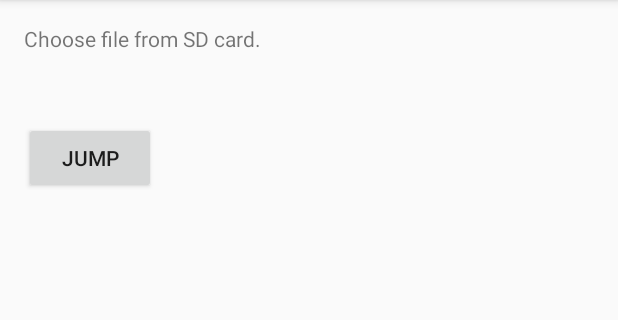
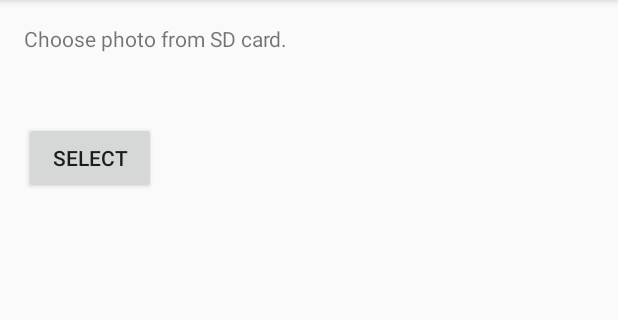
Before and after one commit to VikingWarlock/SDCardProject, an Android app: the screen it shows after launch (MainActivity), on a phone screen of 412 x 824 dp, the part 84-404 px from its top. Run offline under Robolectric (Android 15) with nearby library versions, the phone set to English and light mode, and no system bars; libraries missing offline, so code that uses them is left out: com.nostra13.universalimageloader; 2 statements that could not run were skipped.

Commit message:
I think I finish this project

```diff
--- a/app/src/main/java/com/example/vikingwarlock/sdcardproject/GridItem.java
+++ b/app/src/main/java/com/example/vikingwarlock/sdcardproject/GridItem.java
@@ -1,10 +1,12 @@
 package com.example.vikingwarlock.sdcardproject;
+
+import java.io.Serializable;
 
 /**
  * Created by vikingwarlock on 16-9-23.
  * This is a class that represent a grid item
  */
-public class GridItem {
+public class GridItem implements Serializable{
     public String filepath;
     public String filename;
 }
--- a/app/src/main/res/layout/activity_main.xml
+++ b/app/src/main/res/layout/activity_main.xml
@@ -11,7 +11,7 @@
     tools:context="com.example.vikingwarlock.sdcardproject.MainActivity">
 
     <TextView
-        android:text="Choose file from SD card."
+        android:text="Choose photo from SD card."
         android:layout_width="wrap_content"
         android:layout_height="wrap_content"
         android:id="@+id/textView" />
@@ -19,11 +19,20 @@
     <Button
         android:layout_width="wrap_content"
         android:layout_height="wrap_content"
-        android:text="jump"
+        android:text="Select"
         android:id="@+id/jump"
         android:layout_below="@+id/textView"
         android:layout_alignParentLeft="true"
         android:layout_alignParentStart="true"
         android:layout_marginTop="46dp" />
 
+    <ImageView
+        android:layout_width="wrap_content"
+        android:layout_height="wrap_content"
+        android:id="@+id/imageView"
+        android:layout_below="@+id/jump"
+        android:layout_alignParentLeft="true"
+        android:layout_alignParentStart="true"
+        android:layout_marginTop="41dp" />
+
 </RelativeLayout>
```
Also changed, not shown: app/src/main/java/com/example/vikingwarlock/sdcardproject/MainActivity.java (+11 -2 lines), app/src/main/java/com/example/vikingwarlock/sdcardproject/SDView.java (+12 -2 lines).
